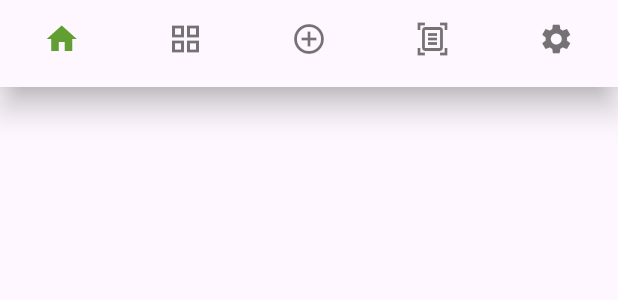
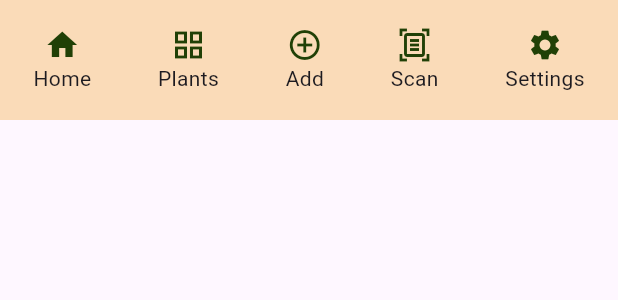
Before and after one commit to Team-Wilhelm/BotaniQue-MobDev, a Flutter app: the AppNavbar widget shown alone on an empty page, opened directly, on a phone screen of 412 x 824 dp. Shown: the top 300 px of the screen. Run offline on Flutter 3.47's test engine with Material 3 defaults, Android fonts, the phone set to English and light mode, and no system bars; our stand-ins replace flutter_bloc, lottie; network calls fail.

Commit message:
navbar routing works, started implementing own navbar

```diff
--- a/botanique/lib/shared/app_navbar.dart
+++ /dev/null
@@ -1,72 +0,0 @@
-import 'package:flutter/material.dart';
-
-class AppNavbar extends StatefulWidget {
-  const AppNavbar({super.key});
-
-  @override
-  State<AppNavbar> createState() => _AppNavbarState();
-}
-
-class _AppNavbarState extends State<AppNavbar> {
-  int _selectedIndex = 0;
-
-  @override
-  Widget build(BuildContext context) {
-    return BottomNavigationBar(
-      onTap: (index) {
-        onItemTapped(index);
-      },
-      showSelectedLabels: false,
-      showUnselectedLabels: false,
-      type: BottomNavigationBarType.fixed,
-      currentIndex: _selectedIndex,
-      fixedColor: Theme.of(context).colorScheme.secondary,
-      items: const [
-        BottomNavigationBarItem(
-          icon: Icon(Icons.home),
-          label: "Home",
-        ),
-        BottomNavigationBarItem(
-          icon: Icon(Icons.grid_view),
-          label: "Plants",
-        ),
-        BottomNavigationBarItem(
-          icon: Icon(Icons.add_circle_outline),
-          label: "Add",
-        ),
-        BottomNavigationBarItem(
-          icon: Icon(Icons.document_scanner_outlined),
-          label: "Scan",
-        ),
-        BottomNavigationBarItem(
-          icon: Icon(Icons.settings),
-          label: "Settings",
-        ),
-      ],
-    );
-  }
-
-  void onItemTapped(int index) {
-    setState(() {
-      _selectedIndex = index;
-    });
-
-    switch (index) {
-      case 0:
-        Navigator.pushReplacementNamed(context, "/home");
-        break;
-      case 1:
-        Navigator.pushReplacementNamed(context, "/plants");
-        break;
-      case 2:
-        Navigator.pushNamed(context, "/add-plant");
-        break;
-      case 3:
-        Navigator.pushReplacementNamed(context, "/scan-plant");
-        break;
-      case 4:
-        Navigator.pushReplacementNamed(context, "/settings");
-        break;
-    }
-  }
-}
--- /dev/null
+++ b/botanique/lib/shared/navigation/app_navbar.dart
@@ -0,0 +1,42 @@
+import 'package:botanique/shared/navigation/app_navigation_item.dart';
+import 'package:flutter/material.dart';
+
+class AppNavbar extends StatelessWidget {
+  const AppNavbar({super.key});
+
+  @override
+  Widget build(BuildContext context) {
+    return Container(
+      height: 80,
+      decoration: BoxDecoration(color: Theme.of(context).colorScheme.surface),
+      child: const Row(
+        mainAxisAlignment: MainAxisAlignment.spaceAround,
+        children: [
+          AppNavigationItem(
+            route: "/home",
+            label: "Home",
+            icon: Icons.home,
+          ),
+          AppNavigationItem(
+            route: "/plants",
+            label: "Plants",
+            icon: Icons.grid_view,
+          ),
+          AppNavigationItem(
+              route: "/add-plant",
+              label: "Add",
+              icon: Icons.add_circle_outline),
+          AppNavigationItem(
+              route: "/scan",
+              label: "Scan",
+              icon: Icons.document_scanner_outlined),
+          AppNavigationItem(
+            route: "/settings",
+            label: "Settings",
+            icon: Icons.settings,
+          ),
+        ],
+      ),
+    );
+  }
+}
--- /dev/null
+++ b/botanique/lib/shared/navigation/app_navigation_item.dart
@@ -0,0 +1,39 @@
+import 'package:flutter/material.dart';
+
+class AppNavigationItem extends StatelessWidget {
+  const AppNavigationItem({
+    super.key,
+    required this.route,
+    required this.label,
+    required this.icon,
+  });
+
+  final String route;
+  final String label;
+  final IconData icon;
+
+  @override
+  Widget build(BuildContext context) {
+    final currentRoute = ModalRoute.of(context)?.settings.name;
+    return GestureDetector(
+      onTap: () => Navigator.pushReplacementNamed(context, route),
+      child: Container(
+        decoration: BoxDecoration(
+          color: Theme.of(context).colorScheme.surface,
+        ),
+        child: Column(
+          mainAxisAlignment: MainAxisAlignment.center,
+          children: [
+            Icon(
+              icon,
+              color: currentRoute == route
+                  ? Theme.of(context).colorScheme.secondary
+                  : Theme.of(context).colorScheme.primary,
+            ),
+            Text(label),
+          ],
+        ),
+      ),
+    );
+  }
+}
--- a/botanique/lib/shared/screen_base.dart
+++ b/botanique/lib/shared/screen_base.dart
@@ -1,6 +1,6 @@
 import 'package:flutter/material.dart';
 
-import 'app_navbar.dart';
+import 'navigation/app_navbar.dart';
 
 class ScreenBase extends StatelessWidget {
   const ScreenBase({
```
Also changed, not shown: botanique/lib/all_plants/plant_detail/plant_detail_screen.dart (+12 -3 lines), botanique/lib/main.dart (+9 -5 lines), botanique/lib/welcome/welcome_screen.dart (+3 -4 lines).
